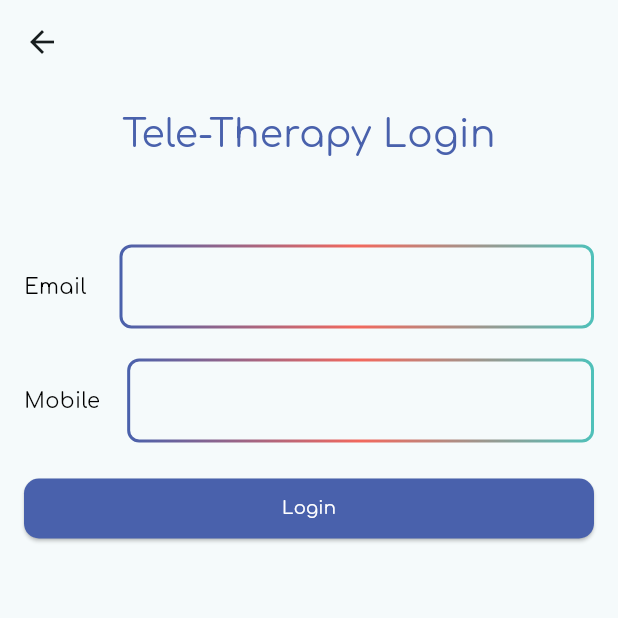
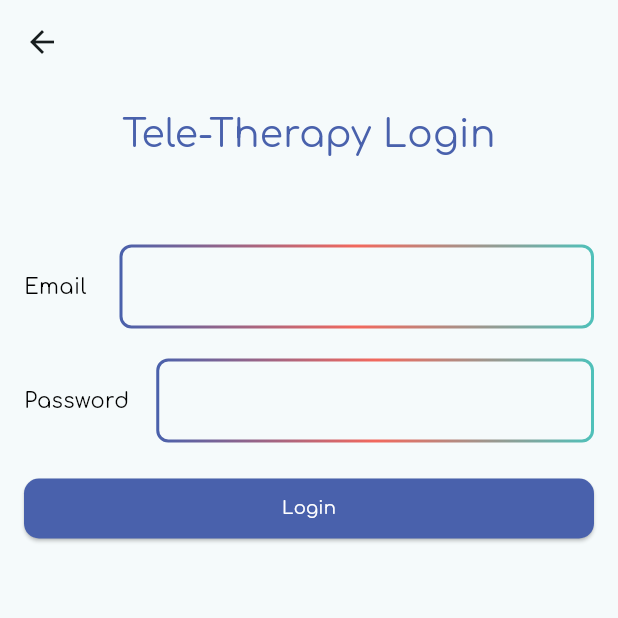
Before and after one commit to Shaliniyadav8130/conscious_leap, a Flutter app: the login screen opened directly, on a phone screen of 412 x 824 dp, the top half of it. Run offline on Flutter 3.47's test engine with Material 2 defaults, Android fonts, the light colour scheme and no system bars; our stand-ins replace animated_splash_screen, cloud_firestore, file_picker, firebase_auth, firebase_core, firebase_database and 4 more; accounts and stored records are empty.

Commit message:
login updated

```diff
--- a/lib/login.dart
+++ b/lib/login.dart
@@ -16,10 +16,10 @@ class login extends StatefulWidget {
 class _loginState extends State<login> {
   //final controller = Get.put(SignUpController());
   final email = TextEditingController();
-  final phone = TextEditingController();
+  final password = TextEditingController();
   final _formKey = GlobalKey<FormState>();
   String Email="";
-  String Phone="";
+  String Password="";
 
 
   @override
@@ -71,13 +71,13 @@ class _loginState extends State<login> {
                   Row(
                     mainAxisAlignment: MainAxisAlignment.center,
                     children: [
-                      Text("Mobile",style: TextStyle(color: Colors.black,fontFamily:'Comforta'),),
+                      Text("Password",style: TextStyle(color: Colors.black,fontFamily:'Comforta'),),
                       SizedBox(
                         width: 18,
                       ),
                          Expanded(
                            child:TextFormField(
-                          controller: phone,
+                          controller: password,
                            decoration: InputDecoration(
 
                              border: GradientOutlineInputBorder(
@@ -111,7 +111,7 @@ class _loginState extends State<login> {
                         if(_formKey.currentState!.validate()){
                           setState(() {
                             Email=email.text.trim();
-                            Phone=phone.text.trim();
+                            Password=password.text.trim();
 
                           });
                           signinUser();
@@ -136,7 +136,7 @@ class _loginState extends State<login> {
     // ScaffoldMessenger.of(context).showSnackBar(SnackBar(content: Text(""+Phone+Email)));
 
     try{
-      UserCredential userCredential=await FirebaseAuth.instance.signInWithEmailAndPassword(email:Email, password:Phone);
+      UserCredential userCredential=await FirebaseAuth.instance.signInWithEmailAndPassword(email:Email, password:Password);
       print(userCredential);
       ScaffoldMessenger.of(context).showSnackBar(SnackBar(content: Text("Login succesfully")));
       Navigator.push(context, MaterialPageRoute(builder: (context) => Analysis_Report()));
```
